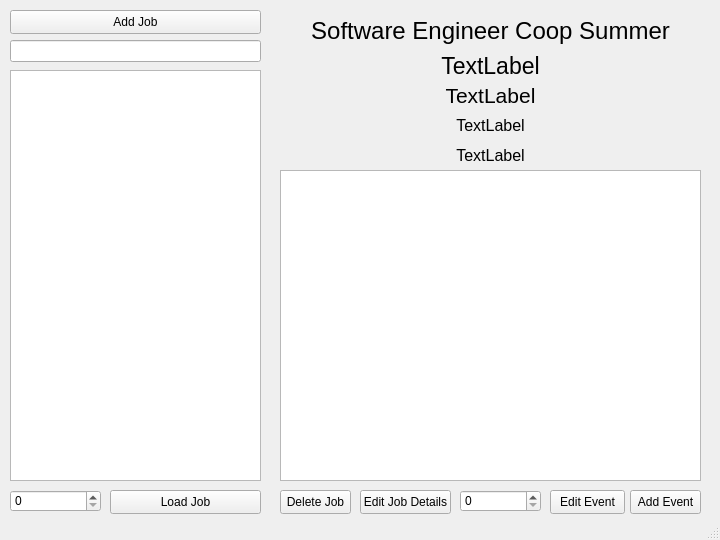
First picture: the form in mainwindow.ui, repository frenchcokes/Job-Tracker, before the edit.
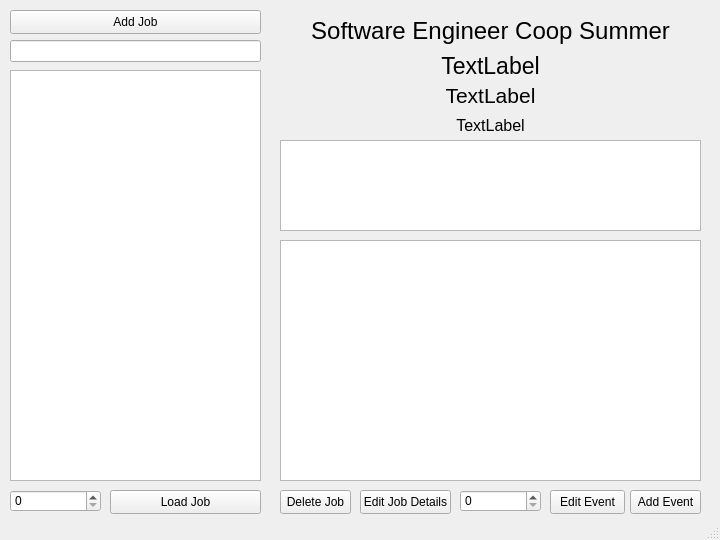
Second picture: the form after the edit. The open tabs and pages were chosen to show the change.

Commit message: improved notes view

Patch:
```diff
--- a/mainwindow.ui
+++ b/mainwindow.ui
@@ -397,34 +397,13 @@
        <set>Qt::AlignmentFlag::AlignCenter</set>
       </property>
      </widget>
-     <widget class="QLabel" name="notesViewLabel">
-      <property name="geometry">
-       <rect>
-        <x>0</x>
-        <y>130</y>
-        <width>441</width>
-        <height>31</height>
-       </rect>
-      </property>
-      <property name="font">
-       <font>
-        <pointsize>12</pointsize>
-       </font>
-      </property>
-      <property name="text">
-       <string>TextLabel</string>
-      </property>
-      <property name="alignment">
-       <set>Qt::AlignmentFlag::AlignCenter</set>
-      </property>
-     </widget>
      <widget class="QPlainTextEdit" name="JobEventsViewPlainTextEdit">
       <property name="geometry">
        <rect>
         <x>10</x>
-        <y>160</y>
+        <y>230</y>
         <width>421</width>
-        <height>311</height>
+        <height>241</height>
        </rect>
       </property>
       <property name="readOnly">
@@ -493,6 +472,19 @@
        <string>Edit Event</string>
       </property>
      </widget>
+     <widget class="QPlainTextEdit" name="notesViewLabel">
+      <property name="geometry">
+       <rect>
+        <x>10</x>
+        <y>130</y>
+        <width>421</width>
+        <height>91</height>
+       </rect>
+      </property>
+      <property name="readOnly">
+       <bool>true</bool>
+      </property>
+     </widget>
     </widget>
     <widget class="QWidget" name="page_2">
      <widget class="QLabel" name="addEventLabel">
```
The commit also changes 11 other files.
